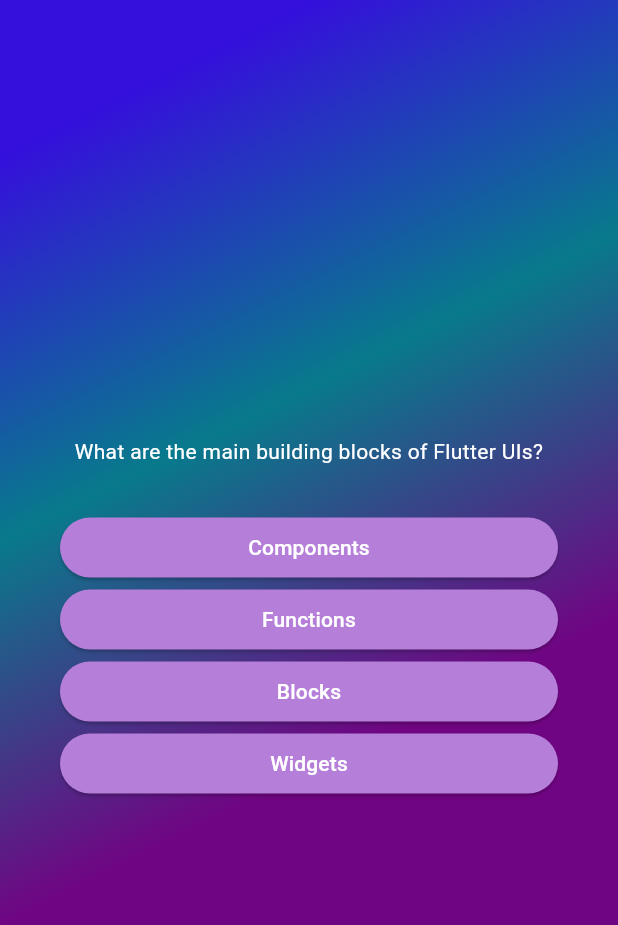
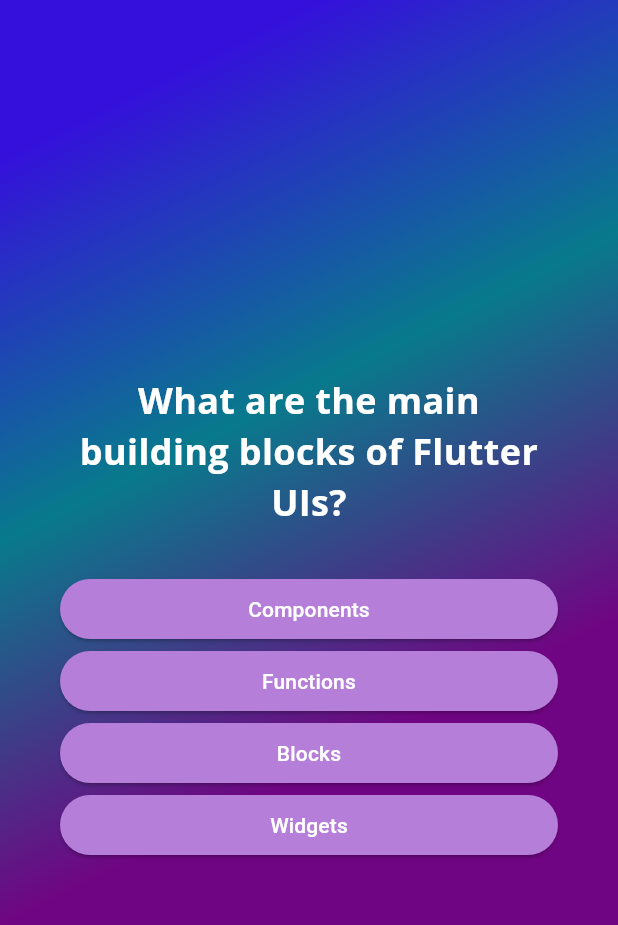
Before and after one commit to gunesserenay/flutter_quiz_application, a Flutter app: the screen it shows after launch, after a tap on "Start Quiz", on a phone screen of 412 x 824 dp. Shown: the top 925 px of the screen. Run offline on Flutter 3.47's test engine with Material 3 defaults, Android fonts, the light colour scheme and no system bars; our stand-ins replace google_fonts.

Commit message:
Google fonts added

```diff
--- a/lib/answer_button.dart
+++ b/lib/answer_button.dart
@@ -13,7 +13,7 @@
     );
   } */
 
-  AnswerButton({
+  const AnswerButton({
     super.key,
     required this.answerText,
     required this.onTap,
--- a/lib/questions_screen.dart
+++ b/lib/questions_screen.dart
@@ -1,6 +1,7 @@
 import 'package:flutter/material.dart';
 import 'package:flutter_quiz_application/answer_button.dart';
 import 'package:flutter_quiz_application/data/questions.dart';
+import 'package:google_fonts/google_fonts.dart';
 
 class QuestionScreen extends StatefulWidget {
   @override
@@ -35,9 +36,10 @@
           children: [
             Text(
               currentQuestion.text,
-              style: const TextStyle(
-                color: Colors.white,
-              ),
+              style: GoogleFonts.openSans(
+                  color: Colors.white,
+                  fontSize: 24,
+                  fontWeight: FontWeight.bold),
               textAlign: TextAlign.center,
             ),
             const SizedBox(
--- a/lib/start_screen.dart
+++ b/lib/start_screen.dart
@@ -1,4 +1,5 @@
 import 'package:flutter/material.dart';
+import 'package:google_fonts/google_fonts.dart';
 
 class StartScreen extends StatelessWidget {
   const StartScreen(this.startQuiz, {super.key});
@@ -26,9 +27,12 @@
           //   ),
           // ),
           const SizedBox(height: 80),
-          const Text(
+          Text(
             "Learn Flutter",
-            style: TextStyle(color: Colors.white, fontSize: 24),
+            style: GoogleFonts.openSans(
+              color: Colors.white,
+              fontSize: 30,
+            ),
           ),
           const SizedBox(height: 30),
           OutlinedButton.icon(
--- a/pubspec.yaml
+++ b/pubspec.yaml
@@ -9,6 +9,7 @@
 dependencies:
   flutter:
     sdk: flutter
+  google_fonts: ^6.2.0
 
 dev_dependencies:
   flutter_test:
```
Also changed, not shown: pubspec.lock, 12 other files.
